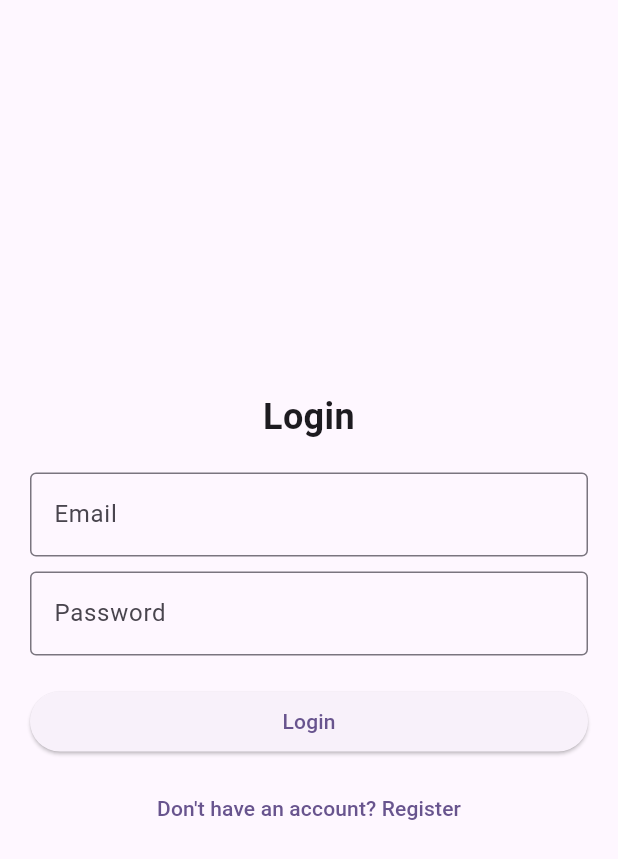
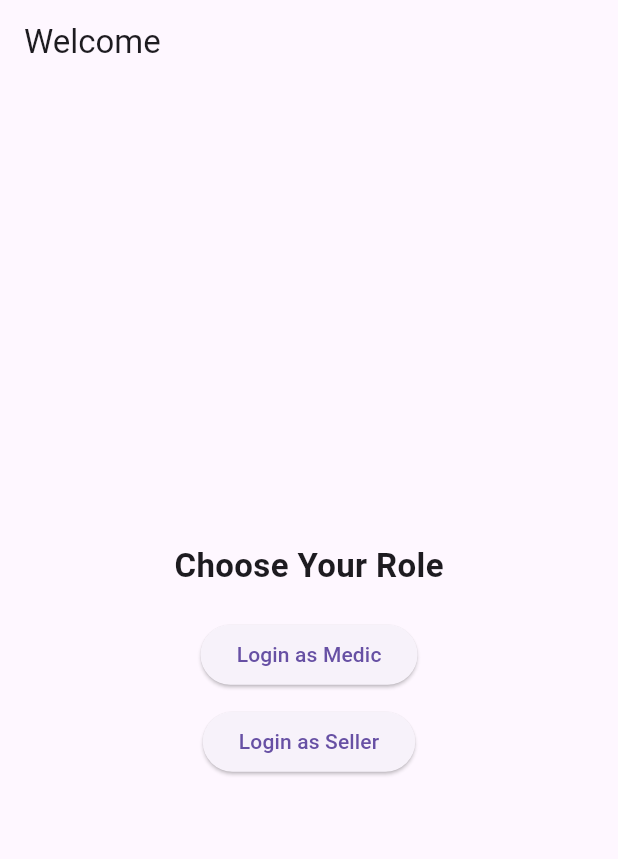
Before and after one commit to hakimskills/health_link, a Flutter app: the screen it shows after launch, on a phone screen of 412 x 824 dp. Shown: the top 859 px of the screen. Run offline on Flutter 3.47's test engine with Material 3 defaults, Android fonts, the phone set to English and light mode, and no system bars.

Commit message:
first change

```diff
--- a/lib/main.dart
+++ b/lib/main.dart
@@ -1,23 +1,18 @@
 import 'package:flutter/material.dart';
-import 'login_screen.dart';
+import 'welcome_screen.dart'; // Import the welcome screen
 
 void main() {
-  runApp(const MyApp());
+  runApp(MyApp());
 }
 
 class MyApp extends StatelessWidget {
-  const MyApp({super.key});
-
   @override
   Widget build(BuildContext context) {
     return MaterialApp(
       debugShowCheckedModeBanner: false,
-      title: 'Flutter Auth UI',
-      theme: ThemeData(
-        colorScheme: ColorScheme.fromSeed(seedColor: Colors.deepPurple),
-        useMaterial3: true,
-      ),
-      home: LoginScreen(),
+      title: 'Flutter Demo',
+      theme: ThemeData(primarySwatch: Colors.purple),
+      home: WelcomeScreen(), // Start with Welcome Screen
     );
   }
 }
--- /dev/null
+++ b/lib/welcome_screen.dart
@@ -0,0 +1,42 @@
+import 'package:flutter/material.dart';
+import 'login_screen.dart'; // Import the login screen
+
+class WelcomeScreen extends StatelessWidget {
+  @override
+  Widget build(BuildContext context) {
+    return Scaffold(
+      appBar: AppBar(title: Text("Welcome")),
+      body: Center(
+        child: Column(
+          mainAxisAlignment: MainAxisAlignment.center,
+          children: [
+            Text(
+              "Choose Your Role",
+              style: TextStyle(fontSize: 22, fontWeight: FontWeight.bold),
+            ),
+            SizedBox(height: 20),
+            ElevatedButton(
+              onPressed: () {
+                Navigator.push(
+                  context,
+                  MaterialPageRoute(builder: (context) => LoginScreen()),
+                );
+              },
+              child: Text("Login as Medic"),
+            ),
+            SizedBox(height: 10),
+            ElevatedButton(
+              onPressed: () {
+                Navigator.push(
+                  context,
+                  MaterialPageRoute(builder: (context) => LoginScreen()),
+                );
+              },
+              child: Text("Login as Seller"),
+            ),
+          ],
+        ),
+      ),
+    );
+  }
+}
```
